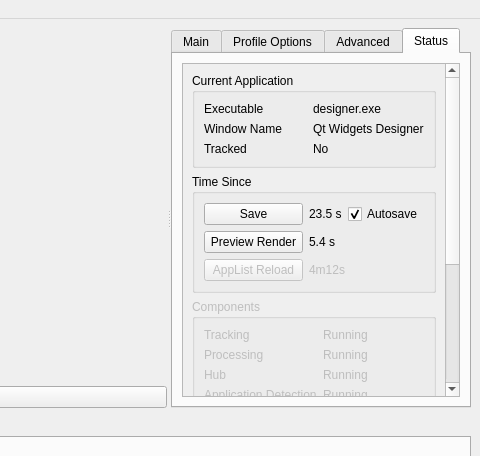
The window that mousetracks2/components/gui/ui/layout.ui (huntfx/MouseTracks) describes before a commit, drawn with Qt 5; both pictures show x 580 to 1060 and y 0 to 456 of the 1060 by 664 pixel window.
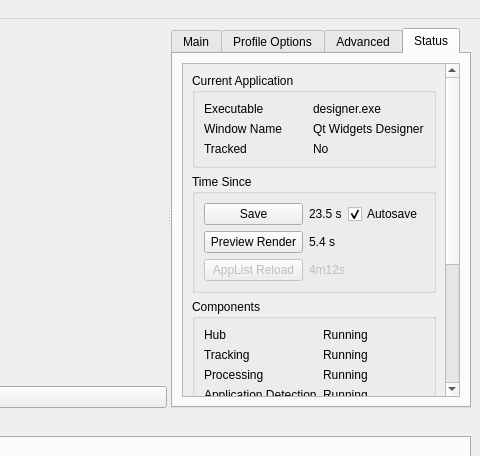
The same window after the commit. The open tabs and pages were chosen to show the change. Custom widgets are drawn as their Qt base class.

Commit message: Show current state of components

Diff of the .ui file:
```diff
--- a/mousetracks2/components/gui/ui/layout.ui
+++ b/mousetracks2/components/gui/ui/layout.ui
@@ -762,7 +762,7 @@
              <property name="geometry">
               <rect>
                <x>0</x>
-               <y>0</y>
+               <y>-211</y>
                <width>257</width>
                <height>556</height>
               </rect>
@@ -895,69 +895,66 @@
               </item>
               <item>
                <widget class="QGroupBox" name="groupBox_13">
-                <property name="enabled">
-                 <bool>false</bool>
-                </property>
                 <property name="title">
                  <string>Components</string>
                 </property>
                 <layout class="QGridLayout" name="gridLayout_8">
-                 <item row="0" column="1">
+                 <item row="1" column="1">
                   <widget class="QLabel" name="stat_tracking_state">
                    <property name="text">
                     <string>Running</string>
                    </property>
                   </widget>
                  </item>
-                 <item row="0" column="0">
-                  <widget class="QLabel" name="label_34">
-                   <property name="text">
-                    <string>Tracking</string>
-                   </property>
-                  </widget>
-                 </item>
                  <item row="2" column="0">
-                  <widget class="QLabel" name="label_36">
-                   <property name="text">
-                    <string>Hub</string>
-                   </property>
-                  </widget>
-                 </item>
-                 <item row="1" column="0">
                   <widget class="QLabel" name="label_39">
                    <property name="text">
                     <string>Processing</string>
                    </property>
                   </widget>
                  </item>
-                 <item row="3" column="1">
-                  <widget class="QLabel" name="stat_app_state">
-                   <property name="text">
-                    <string>Running</string>
-                   </property>
-                  </widget>
-                 </item>
                  <item row="2" column="1">
-                  <widget class="QLabel" name="stat_hub_state">
-                   <property name="text">
-                    <string>Running</string>
-                   </property>
-                  </widget>
-                 </item>
-                 <item row="1" column="1">
                   <widget class="QLabel" name="stat_processing_state">
                    <property name="text">
                     <string>Running</string>
                    </property>
                   </widget>
                  </item>
-                 <item row="3" column="0">
+                 <item row="1" column="0">
+                  <widget class="QLabel" name="label_34">
+                   <property name="text">
+                    <string>Tracking</string>
+                   </property>
+                  </widget>
+                 </item>
+                 <item row="4" column="0">
                   <widget class="QLabel" name="label_40">
                    <property name="text">
                     <string>Application Detection</string>
                    </property>
                   </widget>
                  </item>
+                 <item row="4" column="1">
+                  <widget class="QLabel" name="stat_app_state">
+                   <property name="text">
+                    <string>Running</string>
+                   </property>
+                  </widget>
+                 </item>
+                 <item row="0" column="0">
+                  <widget class="QLabel" name="label_36">
+                   <property name="text">
+                    <string>Hub</string>
+                   </property>
+                  </widget>
+                 </item>
+                 <item row="0" column="1">
+                  <widget class="QLabel" name="stat_hub_state">
+                   <property name="text">
+                    <string>Running</string>
+                   </property>
+                  </widget>
+                 </item>
                 </layout>
                </widget>
               </item>
```
The commit also changes 3 other files.
